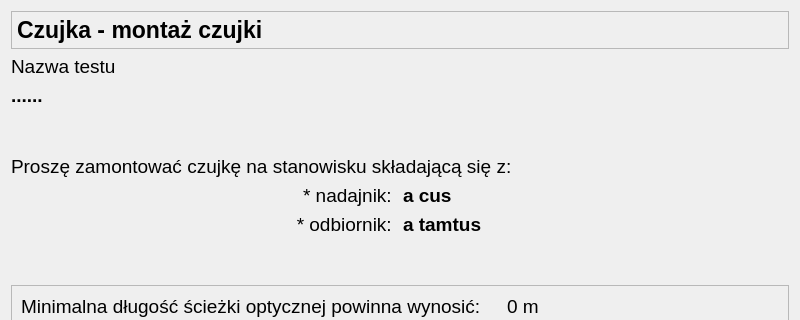
This is CzujkiLinioweApp/oknomontaz.ui in wiacekmarcin/CzujkiLiniowe as Qt 5 draws it before an edit; both pictures show x 0 to 800 and y 0 to 320 of the 800 by 600 pixel window. The edited form follows.
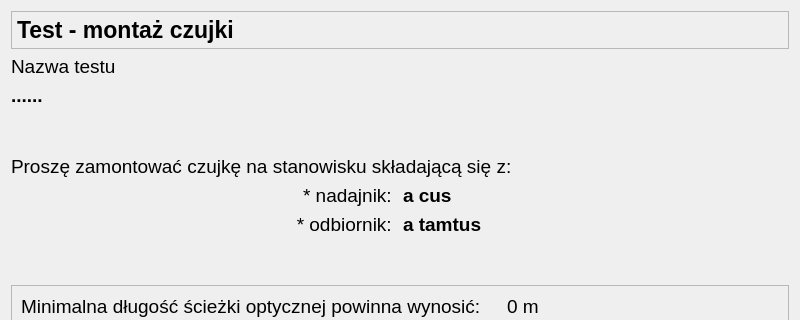
This is the edited form. Icons and pictures are not drawn.

Diff of the .ui file:
```diff
--- a/CzujkiLinioweApp/oknomontaz.ui
+++ b/CzujkiLinioweApp/oknomontaz.ui
@@ -269,7 +269,7 @@
          </font>
         </property>
         <property name="text">
-         <string>Czujka - montaż czujki</string>
+         <string>Test - montaż czujki</string>
         </property>
        </widget>
       </item>
```
